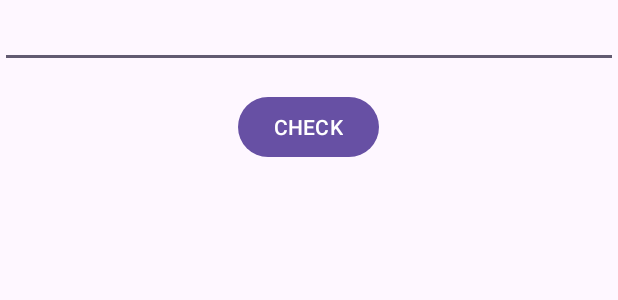
After one commit to felopater-adel2000/android_testing_utils, an Android app: the layout activity_run_time_assert.xml on its own in the app's theme, with its tools: preview values and no code run, on a phone screen of 412 x 824 dp. The commit adds this screen. Shown: the top 300 px of the screen. Run offline under Robolectric (Android 15) with nearby library versions, the phone set to English and light mode, and no system bars.

Commit message:
Add Assert Example in Production Code

```diff
--- /dev/null
+++ b/app/src/main/res/layout/activity_run_time_assert.xml
@@ -0,0 +1,24 @@
+<?xml version="1.0" encoding="utf-8"?>
+<LinearLayout
+    xmlns:android="http://schemas.android.com/apk/res/android"
+    xmlns:app="http://schemas.android.com/apk/res-auto"
+    xmlns:tools="http://schemas.android.com/tools"
+    android:layout_width="match_parent"
+    android:layout_height="match_parent"
+    android:gravity="center|top"
+    android:orientation="vertical"
+    tools:context=".RunTimeAssertActivity">
+
+    <EditText
+        android:id="@+id/et_text"
+        android:layout_width="match_parent"
+        android:layout_height="wrap_content"/>
+
+    <Button
+        android:id="@+id/btn_check"
+        android:layout_width="wrap_content"
+        android:layout_height="wrap_content"
+        android:layout_marginTop="15dp"
+        android:text="CHECK"/>
+
+</LinearLayout>
```
Also changed, not shown: app/src/main/AndroidManifest.xml (+11 -1 lines), app/src/main/java/com/restart/androidtesting/RunTimeAssertActivity.kt (added, +25 -0 lines), app/src/main/res/values/strings.xml (line endings or trailing spaces).
